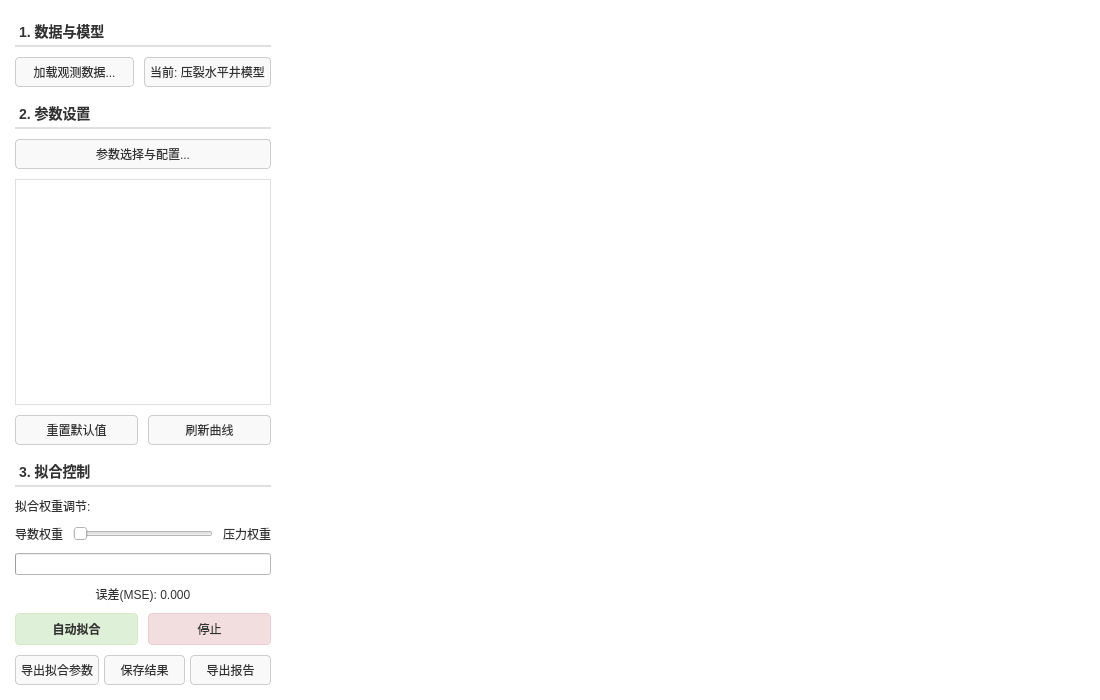
Luqinghao1/WT20260126A, file wt_fittingwidget.ui: the form before one commit.
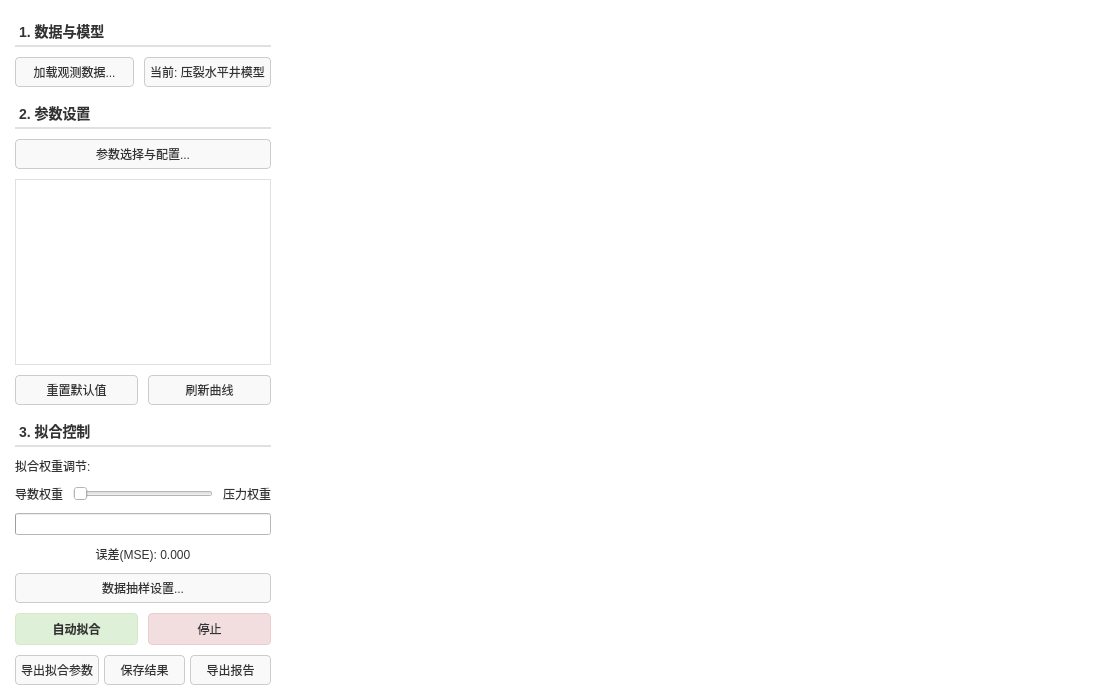
The form after the commit.

What changed in the file:
```diff
--- a/wt_fittingwidget.ui
+++ b/wt_fittingwidget.ui
@@ -247,6 +247,13 @@
          </property>
         </widget>
        </item>
+       <item>
+        <widget class="QPushButton" name="btnSamplingSettings">
+         <property name="text">
+          <string>数据抽样设置...</string>
+         </property>
+        </widget>
+       </item>
        <item>
         <layout class="QHBoxLayout" name="horizontalLayout_Actions">
          <item>
```
